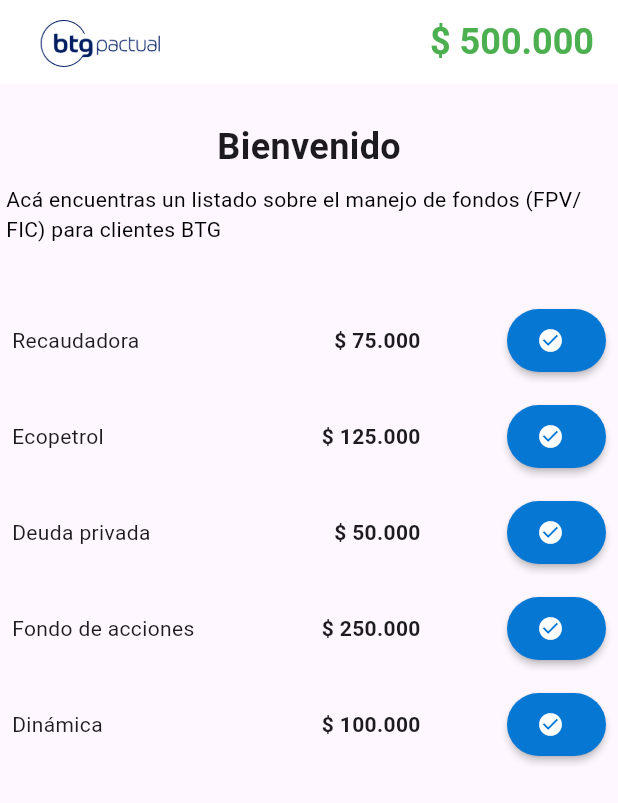
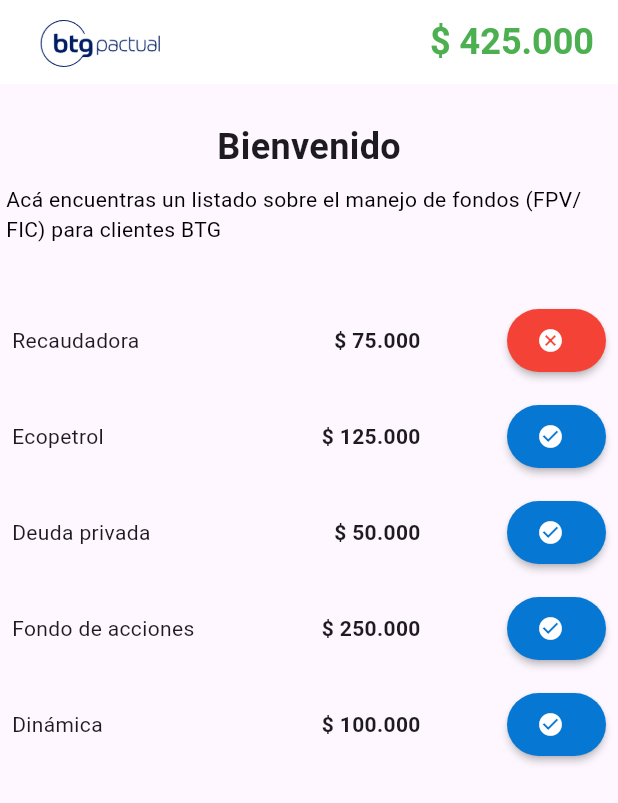
Before and after one commit to codebryanc/Amaris_consulting, a Flutter app: the screen it shows after launch, after a tap on the "check circle" icon, on a phone screen of 412 x 824 dp. Shown: the top 803 px of the screen. Run offline on Flutter 3.47's test engine with Material 3 defaults, Android fonts, the phone set to English and light mode, and no system bars; our stand-ins replace bloc, flutter_bloc.

Commit message:
UI:MOB: Update the current wallet after sub or cancellation

```diff
--- a/lib/bll/fund/fund_bll.dart
+++ /dev/null
@@ -1,20 +0,0 @@
-import 'package:amaris_consulting/core/models/wallet/fund_entity.dart';
-import 'package:amaris_consulting/dal/fund/domain/fund_dal.dart';
-
-class FundBll {
-  // [Properties]
-  static final FundBll _instance = FundBll._internal();
-
-  // [Singleton]
-  factory FundBll() {
-    return _instance;
-  }
-
-  // [Private Constructor]
-  FundBll._internal();
-
-  // [Methods]
-  List<FundEntity> getAvailableFunds() {
-    return FundDal().getAvailableFunds();
-  }
-}
--- a/lib/bll/wallet/wallet_bll.dart
+++ /dev/null
@@ -1,22 +0,0 @@
-import 'package:amaris_consulting/dal/wallet/domain/wallet_dal.dart';
-
-class WalletBll {
-  // [Properties]
-  static final WalletBll _instance = WalletBll._internal();
-
-  // [Singleton]
-  factory WalletBll() {
-    return _instance;
-  }
-
-  // [Private Constructor]
-  WalletBll._internal();
-
-  double getWalletValue() {
-    return WalletDal().getWalletValue();
-  }
-
-  void setWalletValue(double walletValue) {
-    WalletDal().setWalletValue(walletValue);
-  }
-}
--- a/lib/dal/fund/data/fund_local_datasource.dart
+++ b/lib/dal/fund/data/fund_local_datasource.dart
@@ -17,6 +17,18 @@
   // [Methods]
   List<FundEntity> getAvailableFunds() {
     return _funds;
+  }
+
+  bool updateFund(FundEntity editedFund) {
+    int index = _funds.indexWhere((i) => i.id == editedFund.id);
+
+    if(index != -1) {
+      _funds[index] = editedFund;
+      return true;
+    }
+    else {
+      return false;
+    }
   }
 
   final List<FundEntity> _funds = [
--- a/lib/dal/fund/domain/fund_dal.dart
+++ b/lib/dal/fund/domain/fund_dal.dart
@@ -17,4 +17,8 @@
   List<FundEntity> getAvailableFunds() {
     return FundLocalDatasource().getAvailableFunds();
   }
+
+  bool updateOneFund(FundEntity editedFund) {
+    return FundLocalDatasource().updateFund(editedFund);
+  }
 }
--- a/lib/dal/wallet/domain/wallet_dal.dart
+++ b/lib/dal/wallet/domain/wallet_dal.dart
@@ -17,7 +17,15 @@
     return WalletLocalDatasource().getCurrentWalletValue();
   }
 
-  void setWalletValue(double walletValue) {
-    WalletLocalDatasource().setCurrentWalletValue(walletValue);
+  void updateWalletAfterSubscribe(double subscription) {
+    double walletValue = getWalletValue();
+
+    WalletLocalDatasource().setCurrentWalletValue(walletValue - subscription);
+  }
+
+  void updateWalletAfterCancellation(double cancelValue) {
+    double walletValue = getWalletValue();
+
+    WalletLocalDatasource().setCurrentWalletValue(walletValue + cancelValue);
   }
 }
--- a/lib/features/welcome/bloc/welcome_bloc.dart
+++ b/lib/features/welcome/bloc/welcome_bloc.dart
@@ -1,9 +1,9 @@
 import 'dart:ui';
 
-import 'package:amaris_consulting/bll/fund/fund_bll.dart';
-import 'package:amaris_consulting/bll/wallet/wallet_bll.dart';
 import 'package:amaris_consulting/core/config/environment_config.dart';
 import 'package:amaris_consulting/core/models/wallet/fund_entity.dart';
+import 'package:amaris_consulting/dal/fund/domain/fund_dal.dart';
+import 'package:amaris_consulting/dal/wallet/domain/wallet_dal.dart';
 import 'package:bloc/bloc.dart';
 import 'package:flutter/material.dart';
 
@@ -14,21 +14,53 @@
   WelcomeBloc() : super(WelcomeInitial()) {
     on<DoGetWalletBalance>(_onDoGetWallet);
     on<DoGetFundsAvailable>(_onGetFunds);
+    on<DoChangeSub>(_onDoChangeSub);
   }
 
   // [Methods]
   Future<void> _onDoGetWallet(DoGetWalletBalance event, Emitter<WelcomeState> emit) async {
-    double currentValue = WalletBll().getWalletValue();
-    Color currentWalletColor = getCurrentWalletColor(currentValue);
+    double currentValue = WalletDal().getWalletValue();
 
-
-    emit(WalletLoaded(currentValue, currentWalletColor));
+    emit(WalletLoaded(currentValue, getCurrentWalletColor(currentValue)));
   }
 
   Future<void> _onGetFunds(DoGetFundsAvailable event, Emitter<WelcomeState> emit) async {
-    List<FundEntity> funds = FundBll().getAvailableFunds();
+    List<FundEntity> funds = FundDal().getAvailableFunds();
 
     emit(WalletFundsLoaded(funds));
+  }
+
+  Future<void> _onDoChangeSub(DoChangeSub event, Emitter<WelcomeState> emit) async {
+    double initWalletValue = WalletDal().getWalletValue();
+    bool isSubscribedAction = event.fund.isSubscribed!;
+
+     // 1. Validate if the customer has enough money
+     if(event.fund.minAmount! <= initWalletValue) {
+
+      // 2. We update the subscription value
+      event.fund.isSubscribed = !event.fund.isSubscribed! ;
+      FundDal().updateOneFund(event.fund);
+
+      // 2.1 Update the current wallet value
+      if(isSubscribedAction == false) {
+        WalletDal().updateWalletAfterSubscribe(event.fund.minAmount!);
+      }
+      else {
+        WalletDal().updateWalletAfterCancellation(event.fund.minAmount!);
+      }
+
+      // 2.3 Read wallet result
+      double currentWalletValue = WalletDal().getWalletValue();
+
+      // 3. Update UX - Fund action
+      emit(FundActionLoaded(event.fund));
+
+      // 3.1 Update UX - Wallet balance
+      emit(WalletLoaded(currentWalletValue, getCurrentWalletColor(currentWalletValue)));
+     }
+     else {
+      // Ups! Emit error: the customer doesn't have enough money
+     }
   }
 
   // [Functions]
@@ -43,5 +75,4 @@
     }
   }
 
-
 }
--- a/lib/features/welcome/bloc/welcome_event.dart
+++ b/lib/features/welcome/bloc/welcome_event.dart
@@ -5,3 +5,9 @@
 class DoGetWalletBalance extends WelcomeEvent {}
 
 class DoGetFundsAvailable extends WelcomeEvent {}
+
+class DoChangeSub extends WelcomeEvent {
+  final FundEntity fund;
+
+  DoChangeSub(this.fund);
+}
--- a/lib/features/welcome/bloc/welcome_state.dart
+++ b/lib/features/welcome/bloc/welcome_state.dart
@@ -18,3 +18,9 @@
 
   WalletFundsLoaded(this.funds);
 }
+
+final class FundActionLoaded extends WelcomeState {
+  final FundEntity fund;
+
+  FundActionLoaded(this.fund);
+}
--- a/lib/features/welcome/widget/funds_widget.dart
+++ b/lib/features/welcome/widget/funds_widget.dart
@@ -81,10 +81,13 @@
               overflow: TextOverflow.ellipsis,
             ),
           ),
-          // Subscribed button
-          ElevatedButton.icon(
+          BlocBuilder<WelcomeBloc, WelcomeState>(
+            buildWhen: (previous, current) => current is FundActionLoaded,
+            builder: (context, state) {
+              return ElevatedButton.icon(
                 onPressed: () {
-
+                  // Change subscription [1|0]
+                  context.read<WelcomeBloc>().add(DoChangeSub(fund));
                 },
                 icon: Icon(
                   fund.isSubscribed! ? Icons.cancel : Icons.check_circle,
@@ -111,6 +114,8 @@
                   ),
                   elevation: 2,
                 ),
+              );
+            },
           )
         ],
       ),
```
Lines whose indentation alone changed are shown as unchanged.
